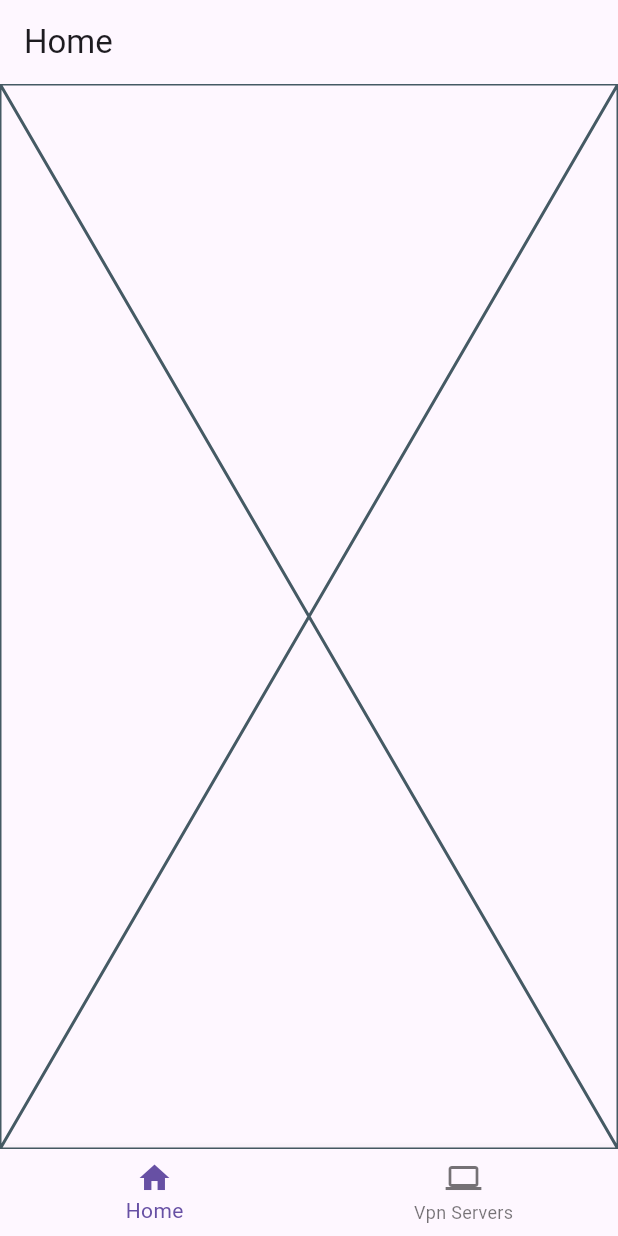
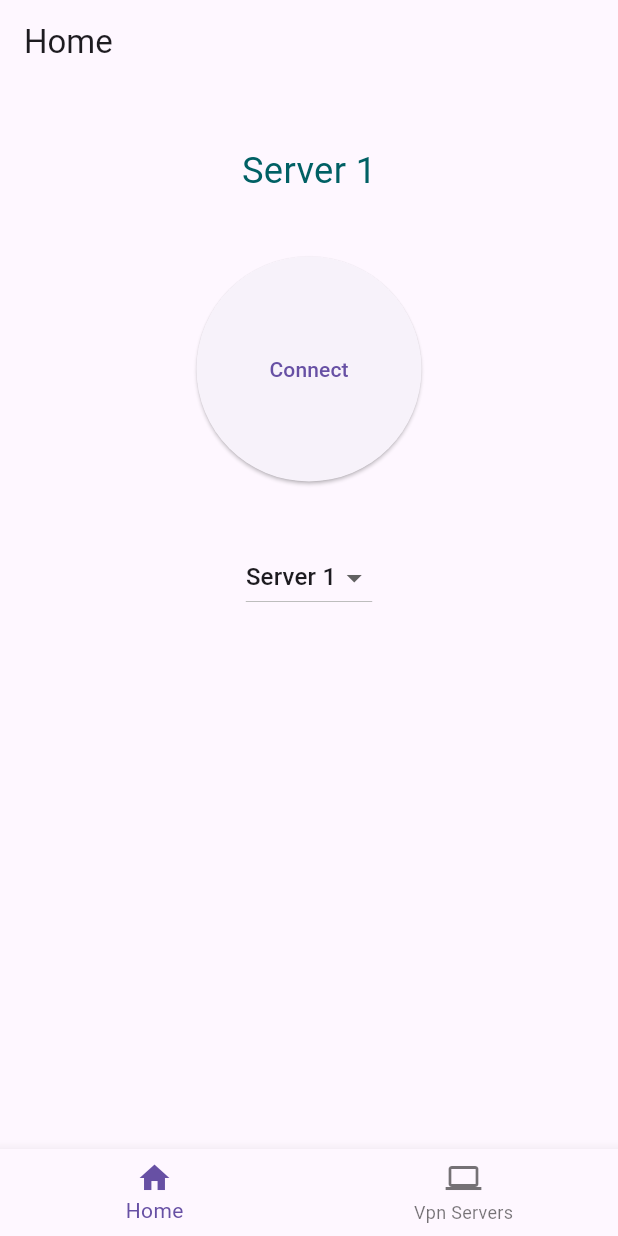
Before and after one commit to I-amCoder/flutter_vpn, a Flutter app: the screen it shows after launch, on a phone screen of 412 x 824 dp. Run offline on Flutter 3.47's test engine with Material 3 defaults, Android fonts, the phone set to English and light mode, and no system bars.

Commit message:
servers in home page

```diff
--- /dev/null
+++ b/lib/core/providers/servers_provider.dart
@@ -0,0 +1,23 @@
+import 'package:flutter/material.dart';
+
+class ServerProvider extends ChangeNotifier {
+  final List<String> _servers = [
+    "Server 1",
+    "Server 2",
+    "Server 3",
+  ];
+
+  String _selectedServer;
+
+  ServerProvider() : _selectedServer = "Server 1";
+
+  List<String> get servers => _servers;
+  String get selectedServer => _selectedServer;
+
+  void changeServer(String server) {
+    if (_servers.contains(server)) {
+      _selectedServer = server;
+      notifyListeners();
+    }
+  }
+}
--- a/lib/main.dart
+++ b/lib/main.dart
@@ -1,5 +1,4 @@
-import 'package:counter_app/screens/home.dart';
-import 'package:counter_app/screens/vpn_servers.dart';
+import 'package:counter_app/core/providers/servers_provider.dart';
 import 'package:counter_app/core/providers/skeleton_provider.dart';
 import 'package:counter_app/widgets/layout.dart';
 import 'package:flutter/material.dart';
@@ -14,8 +13,11 @@ class MyApp extends StatelessWidget {
 
   @override
   Widget build(BuildContext context) {
-    return ChangeNotifierProvider(
-      create: (_) => SkeletonProvider(),
+    return MultiProvider(
+      providers: [
+        ChangeNotifierProvider(create: (_) => SkeletonProvider()),
+        ChangeNotifierProvider(create: (_) => ServerProvider())
+      ],
       child: MaterialApp(
         debugShowCheckedModeBanner: false,
         home: Consumer<SkeletonProvider>(
--- a/lib/pages/home_page.dart
+++ b/lib/pages/home_page.dart
@@ -1,3 +1,4 @@
+import 'package:counter_app/screens/home.dart';
 import 'package:flutter/material.dart';
 
 class HomePage extends StatelessWidget {
@@ -5,6 +6,6 @@ class HomePage extends StatelessWidget {
 
   @override
   Widget build(BuildContext context) {
-    return const Placeholder();
+    return const Home();
   }
 }
--- a/lib/screens/home.dart
+++ b/lib/screens/home.dart
@@ -1,10 +1,52 @@
+import 'package:counter_app/core/providers/servers_provider.dart';
+import 'package:counter_app/widgets/text.dart';
 import 'package:flutter/material.dart';
+import 'package:provider/provider.dart';
 
 class Home extends StatelessWidget {
   const Home({super.key});
 
   @override
   Widget build(BuildContext context) {
-    return const Placeholder();
+    final serverProvider = Provider.of<ServerProvider>(context);
+    return Center(
+      child: Column(
+        children: [
+          const SizedBox(height: 40),
+          MyText(text: serverProvider.selectedServer),
+          const SizedBox(height: 40),
+          SizedBox(
+            height: 150,
+            width: 150,
+            child: ElevatedButton(
+              style: ElevatedButton.styleFrom(
+                  shape: RoundedRectangleBorder(
+                      borderRadius: BorderRadius.circular(75.0))),
+              onPressed: () => {},
+              child: const Text("Connect"),
+            ),
+          ),
+          const SizedBox(
+            height: 40,
+          ),
+          DropdownButton(
+            value: serverProvider.selectedServer,
+            onTap: () {},
+            onChanged: (String? server) {
+              if (server != null) {
+                serverProvider.changeServer(server);
+              }
+            },
+            items: serverProvider.servers
+                .map<DropdownMenuItem<String>>((String server) {
+              return DropdownMenuItem<String>(
+                value: server,
+                child: Text(server),
+              );
+            }).toList(),
+          )
+        ],
+      ),
+    );
   }
 }
--- a/lib/screens/vpn_servers.dart
+++ b/lib/screens/vpn_servers.dart
@@ -1,3 +1,4 @@
+import 'package:counter_app/widgets/text.dart';
 import 'package:flutter/material.dart';
 
 class VpnServers extends StatelessWidget {
@@ -5,8 +6,6 @@ class VpnServers extends StatelessWidget {
 
   @override
   Widget build(BuildContext context) {
-    return SizedBox(
-      child: Text("Vpn Servers"),
-    );
+    return Center(child: MyText(text: "VPN Servers"));
   }
 }
--- /dev/null
+++ b/lib/widgets/text.dart
@@ -0,0 +1,35 @@
+import 'package:flutter/material.dart';
+
+class MyText extends StatelessWidget {
+  final String text;
+  final String type;
+
+  final Map<String, double> sizes = {
+    "title": 24.2,
+    "sub_title": 54.2,
+    "header": 54.2,
+    "normal": 54.2
+  };
+
+  // final List<Map<String, double>> sizes = [
+  //   {"title": 54.2},
+  //   {"sub_title": 54.2},
+  //   {"header": 54.2},
+  //   {"normal": 54.2},
+  // ];
+
+  MyText({Key? key, required this.text, this.type = "title"}) : super(key: key);
+
+  @override
+  Widget build(BuildContext context) {
+    final TextStyle style = TextStyle(
+      color: Colors.cyan[900],
+      fontSize: sizes[type],
+    );
+
+    return Text(
+      text,
+      style: style,
+    );
+  }
+}
--- a/pubspec.yaml
+++ b/pubspec.yaml
@@ -9,6 +9,7 @@ environment:
 dependencies:
   flutter:
     sdk: flutter
+  modal_bottom_sheet: ^2.1.2
   provider: ^6.1.1
 
 dev_dependencies:
```
Also changed, not shown: pubspec.lock.
